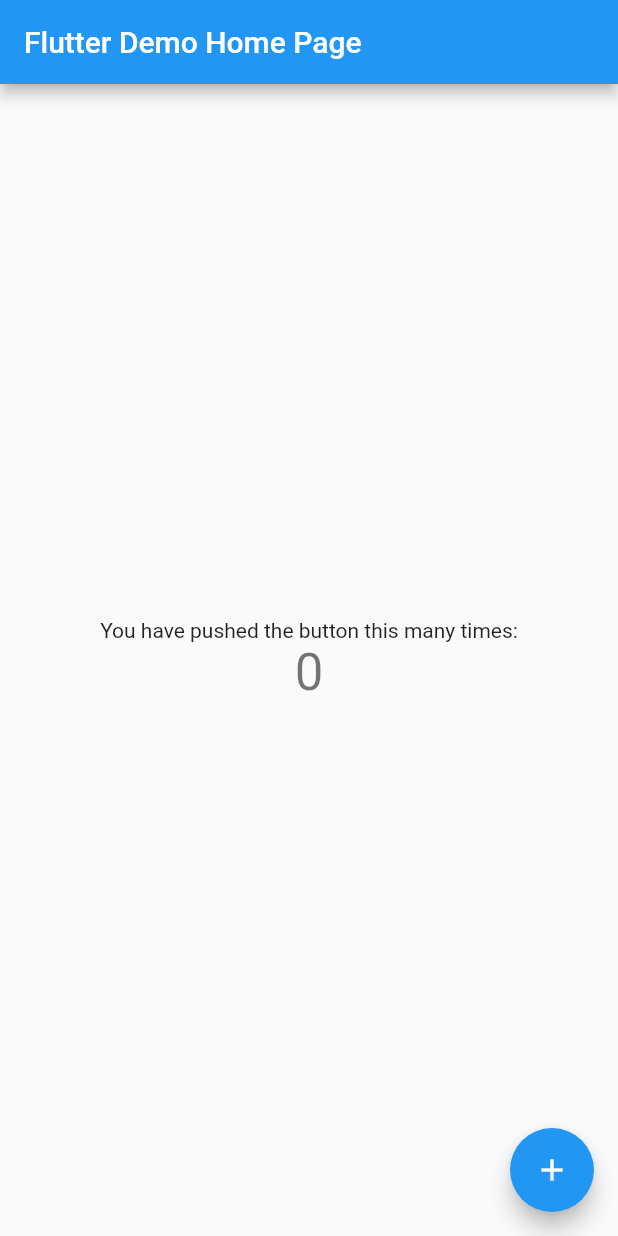
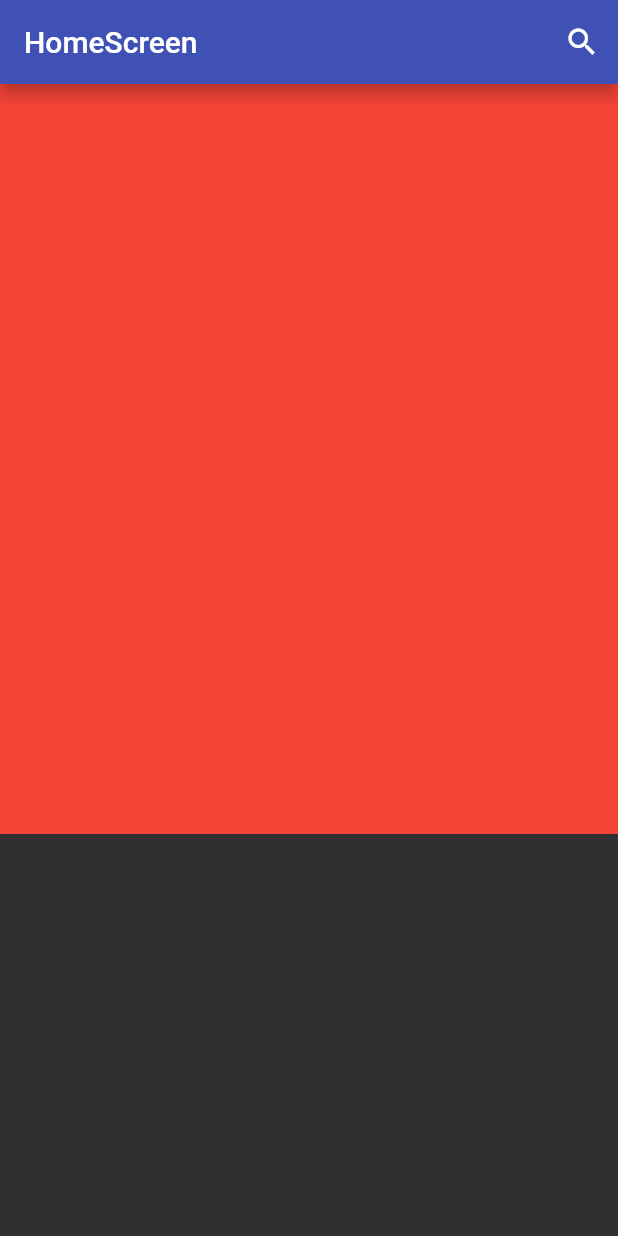
Before and after one commit to NahuVidales/App-of-Movies, a Flutter app: the screen it shows after launch, on a phone screen of 412 x 824 dp. Run offline on Flutter 3.47's test engine with Material 2 defaults, Android fonts, the phone set to English and light mode, and no system bars.

Commit message:
first steps in widget slider

```diff
--- a/analysis_options.yaml
+++ b/analysis_options.yaml
@@ -1,29 +1,6 @@
-# This file configures the analyzer, which statically analyzes Dart code to
-# check for errors, warnings, and lints.
-#
-# The issues identified by the analyzer are surfaced in the UI of Dart-enabled
-# IDEs (https://dart.dev/tools#ides-and-editors). The analyzer can also be
-# invoked from the command line by running `flutter analyze`.
-
-# The following line activates a set of recommended lints for Flutter apps,
-# packages, and plugins designed to encourage good coding practices.
-include: package:flutter_lints/flutter.yaml
-
+include: package:very_good_analysis/analysis_options.3.0.0.yaml
 linter:
-  # The lint rules applied to this project can be customized in the
-  # section below to disable rules from the `package:flutter_lints/flutter.yaml`
-  # included above or to enable additional rules. A list of all available lints
-  # and their documentation is published at
-  # https://dart-lang.github.io/linter/lints/index.html.
-  #
-  # Instead of disabling a lint rule for the entire project in the
-  # section below, it can also be suppressed for a single line of code
-  # or a specific dart file by using the `// ignore: name_of_lint` and
-  # `// ignore_for_file: name_of_lint` syntax on the line or in the file
-  # producing the lint.
   rules:
-    # avoid_print: false  # Uncomment to disable the `avoid_print` rule
-    # prefer_single_quotes: true  # Uncomment to enable the `prefer_single_quotes` rule
-
-# Additional information about this file can be found at
-# https://dart.dev/guides/language/analysis-options
+    public_member_api_docs: false
+    lines_longer_than_80_chars: false
+    invalid_override: false
--- a/lib/main.dart
+++ b/lib/main.dart
@@ -1,115 +1,23 @@
 import 'package:flutter/material.dart';
+import 'package:movie_app/screens/screens.dart';
 
-void main() {
-  runApp(const MyApp());
-}
+void main() => runApp(MyApp());
 
 class MyApp extends StatelessWidget {
-  const MyApp({Key? key}) : super(key: key);
-
-  // This widget is the root of your application.
   @override
   Widget build(BuildContext context) {
     return MaterialApp(
-      title: 'Flutter Demo',
-      theme: ThemeData(
-        // This is the theme of your application.
-        //
-        // Try running your application with "flutter run". You'll see the
-        // application has a blue toolbar. Then, without quitting the app, try
-        // changing the primarySwatch below to Colors.green and then invoke
-        // "hot reload" (press "r" in the console where you ran "flutter run",
-        // or simply save your changes to "hot reload" in a Flutter IDE).
-        // Notice that the counter didn't reset back to zero; the application
-        // is not restarted.
-        primarySwatch: Colors.blue,
-      ),
-      home: const MyHomePage(title: 'Flutter Demo Home Page'),
+      debugShowCheckedModeBanner: false,
+      title: 'Peliculas',
+      initialRoute: 'home',
+      routes: {
+        'home': (context) => HomeScreen(),
+        'details': (context) => DetailsScreen()
+      },
+      theme: ThemeData.dark().copyWith(
+          appBarTheme: AppBarTheme(
+        color: Colors.indigo,
+      ),),
     );
   }
 }
-
-class MyHomePage extends StatefulWidget {
-  const MyHomePage({Key? key, required this.title}) : super(key: key);
-
-  // This widget is the home page of your application. It is stateful, meaning
-  // that it has a State object (defined below) that contains fields that affect
-  // how it looks.
-
-  // This class is the configuration for the state. It holds the values (in this
-  // case the title) provided by the parent (in this case the App widget) and
-  // used by the build method of the State. Fields in a Widget subclass are
-  // always marked "final".
-
-  final String title;
-
-  @override
-  State<MyHomePage> createState() => _MyHomePageState();
-}
-
-class _MyHomePageState extends State<MyHomePage> {
-  int _counter = 0;
-
-  void _incrementCounter() {
-    setState(() {
-      // This call to setState tells the Flutter framework that something has
-      // changed in this State, which causes it to rerun the build method below
-      // so that the display can reflect the updated values. If we changed
-      // _counter without calling setState(), then the build method would not be
-      // called again, and so nothing would appear to happen.
-      _counter++;
-    });
-  }
-
-  @override
-  Widget build(BuildContext context) {
-    // This method is rerun every time setState is called, for instance as done
-    // by the _incrementCounter method above.
-    //
-    // The Flutter framework has been optimized to make rerunning build methods
-    // fast, so that you can just rebuild anything that needs updating rather
-    // than having to individually change instances of widgets.
-    return Scaffold(
-      appBar: AppBar(
-        // Here we take the value from the MyHomePage object that was created by
-        // the App.build method, and use it to set our appbar title.
-        title: Text(widget.title),
-      ),
-      body: Center(
-        // Center is a layout widget. It takes a single child and positions it
-        // in the middle of the parent.
-        child: Column(
-          // Column is also a layout widget. It takes a list of children and
-          // arranges them vertically. By default, it sizes itself to fit its
-          // children horizontally, and tries to be as tall as its parent.
-          //
-          // Invoke "debug painting" (press "p" in the console, choose the
-          // "Toggle Debug Paint" action from the Flutter Inspector in Android
-          // Studio, or the "Toggle Debug Paint" command in Visual Studio Code)
-          // to see the wireframe for each widget.
-          //
-          // Column has various properties to control how it sizes itself and
-          // how it positions its children. Here we use mainAxisAlignment to
-          // center the children vertically; the main axis here is the vertical
-          // axis because Columns are vertical (the cross axis would be
-          // horizontal).
-          mainAxisAlignment: MainAxisAlignment.center,
-          children: <Widget>[
-            const Text(
-              'You have pushed the button this many times:',
-            ),
-            Text(
-              '$_counter',
-              style: Theme.of(context).textTheme.headline4,
-            ),
-          ],
-        ),
-      ),
-      floatingActionButton: FloatingActionButton(
-        onPressed: _incrementCounter,
-        tooltip: 'Increment',
-        child: const Icon(Icons.add),
-      ), // This trailing comma makes auto-formatting nicer for build methods.
-    );
-  }
-}
--- /dev/null
+++ b/lib/screens/details_screen.dart
@@ -0,0 +1,16 @@
+import 'package:flutter/material.dart';
+
+class DetailsScreen extends StatelessWidget {
+
+  @override
+  Widget build(BuildContext context) {
+    return Scaffold(
+      appBar: AppBar(
+        title: Text('DetailsScreen'),
+      ),
+      body: Container(
+         child: Text('DetailsScreen'),
+      ),
+    );
+  }
+}
--- /dev/null
+++ b/lib/screens/home_screen.dart
@@ -0,0 +1,17 @@
+import 'package:flutter/material.dart';
+import 'package:movie_app/widgets/widgets.dart';
+
+class HomeScreen extends StatelessWidget {
+  @override
+  Widget build(BuildContext context) {
+    return Scaffold(
+      appBar: AppBar(
+        actions: [IconButton(onPressed: () {}, icon: const Icon(Icons.search))],
+        title: const Text('HomeScreen'),
+      ),
+      body: Column(
+        children: [CardSwiper()],
+      ),
+    );
+  }
+}
--- /dev/null
+++ b/lib/screens/screens.dart
@@ -0,0 +1,2 @@
+export 'package:movie_app/screens/details_screen.dart';
+export 'package:movie_app/screens/home_screen.dart';
--- /dev/null
+++ b/lib/widgets/card_swiper.dart
@@ -0,0 +1,15 @@
+
+import 'package:flutter/material.dart';
+
+class CardSwiper extends StatelessWidget {
+
+
+  @override
+  Widget build(BuildContext context) {
+    return Container(
+      height: 500,
+      width: double.infinity,
+      color: Colors.red,
+    );
+  }
+}
--- /dev/null
+++ b/lib/widgets/widgets.dart
@@ -0,0 +1 @@
+export 'package:movie_app/widgets/card_swiper.dart';
```
Also changed, not shown: pubspec.yaml (+7 -73 lines), pubspec.lock, 1 other file.
